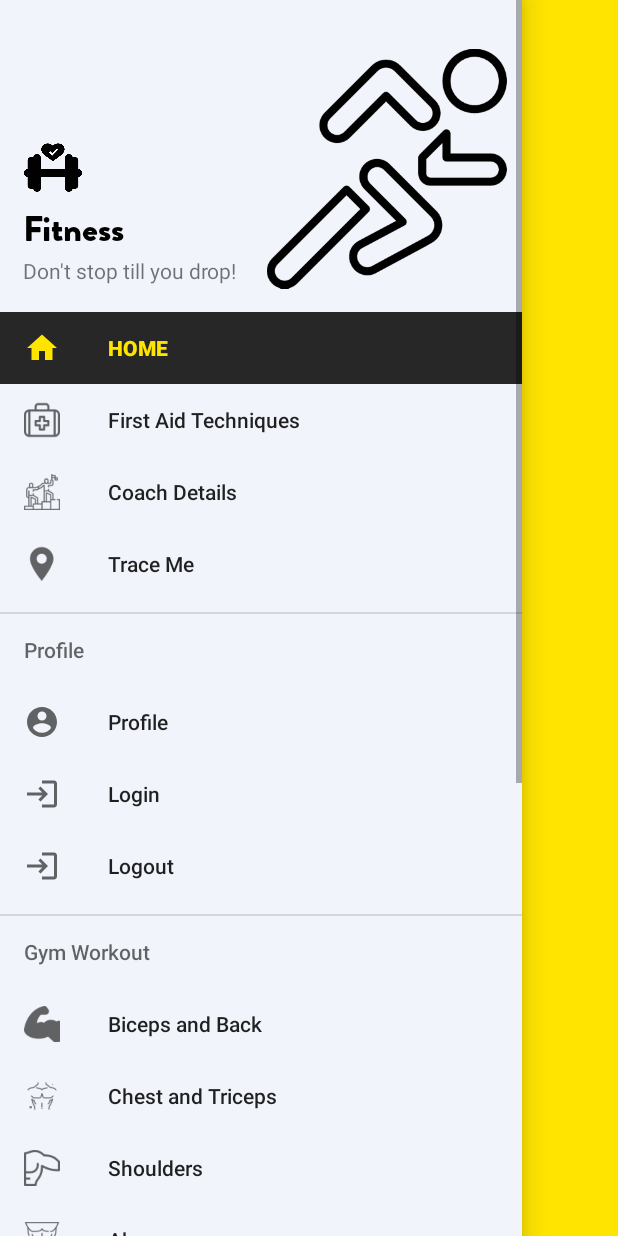
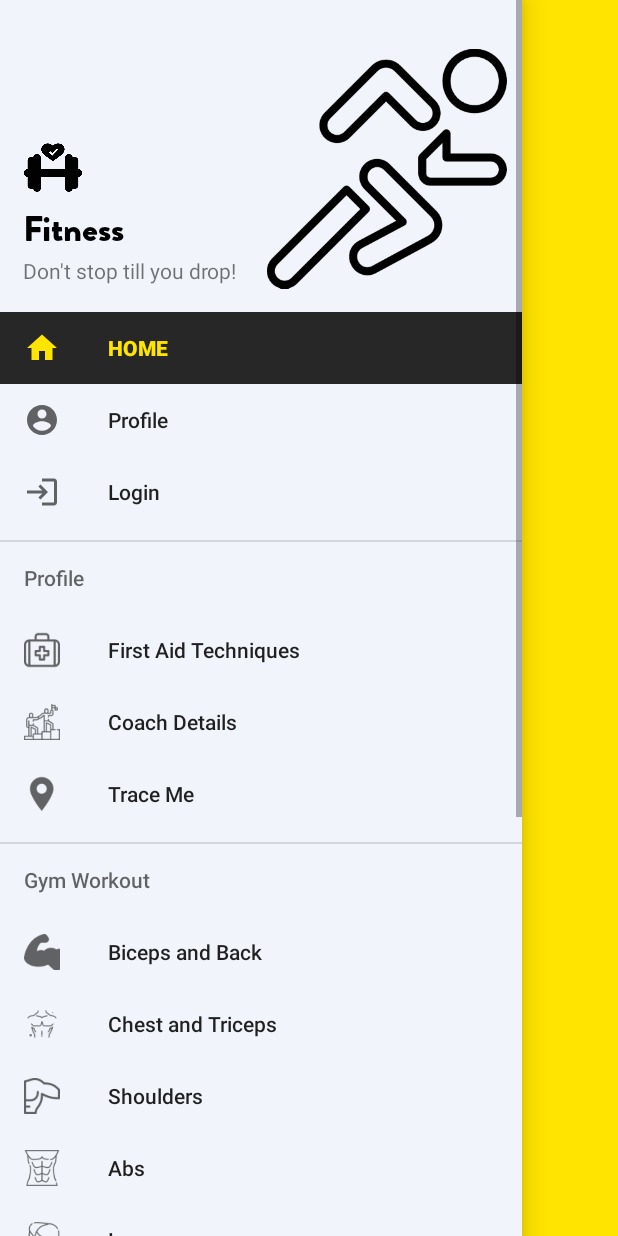
Before and after one commit to goyalankit021/TrackingApp, an Android app: the screen it shows after launch (MainActivity), with the side drawer open, on a phone screen of 412 x 824 dp. Run offline under Robolectric (Android 15) with nearby library versions, the phone set to English and light mode, and no system bars; our stand-ins replace Firebase (no records; nobody signed in at launch, a user with empty details on screens opened directly).

Commit message:
login/logout one show

```diff
--- a/app/src/main/java/com/example/happycustomer1/MainActivity.java
+++ b/app/src/main/java/com/example/happycustomer1/MainActivity.java
@@ -14,6 +14,7 @@ import android.content.Intent;
 import android.content.pm.PackageManager;
 import android.os.Bundle;
 import android.view.LayoutInflater;
+import android.view.Menu;
 import android.view.MenuItem;
 import android.view.View;
 import android.view.WindowManager;
@@ -33,6 +34,8 @@ import com.example.happycustomer1.ConstantFragments.HomeChestAndTricepsFragment;
 import com.example.happycustomer1.ConstantFragments.HomeLegsFragment;
 import com.example.happycustomer1.ConstantFragments.HomeShouldersFragment;
 import com.google.android.material.navigation.NavigationView;
+import com.google.firebase.auth.FirebaseAuth;
+import com.google.firebase.auth.FirebaseUser;
 
 public class MainActivity extends AppCompatActivity {
 
@@ -57,6 +60,24 @@ public class MainActivity extends AppCompatActivity {
         //Drawer hooks
         drawerLayout=findViewById(R.id.drawerLayout);
         navigationView=findViewById(R.id.navmenu);
+        Menu menu = navigationView.getMenu();
+        MenuItem Login = menu.getItem(2);
+        MenuItem Logout = menu.getItem(3);
+
+        FirebaseAuth.getInstance().addAuthStateListener(new FirebaseAuth.AuthStateListener() {
+            @Override
+            public void onAuthStateChanged(@NonNull FirebaseAuth firebaseAuth) {
+                FirebaseUser user = firebaseAuth.getCurrentUser();
+                if(user != null){
+                    Logout.setVisible(true);
+                    Login.setVisible(false);
+                }else{
+                    Login.setVisible(true);
+                    Logout.setVisible(false);
+                }
+            }
+        });
+
         toolbar=(androidx.appcompat.widget.Toolbar)findViewById(R.id.toolbar);
         setSupportActionBar(toolbar);
         getSupportActionBar().setDisplayShowTitleEnabled(false);
@@ -99,7 +120,6 @@ public class MainActivity extends AppCompatActivity {
                     case R.id.Profile:
                         temp=new ProfileFragment();
                         break;
-
 
                     case R.id.Biceps_and_Back:
                         temp=new GymBicepsAndBackFragment();
--- a/app/src/main/res/menu/main_menu.xml
+++ b/app/src/main/res/menu/main_menu.xml
@@ -6,34 +6,36 @@
             android:icon="@drawable/ic_baseline_home_24"
             android:title="@string/home_name" />
         <item
-            android:id="@+id/First_Aid_Techniques"
-            android:icon="@drawable/firstaid1"
-            android:title="First Aid Techniques" />
+            android:id="@+id/Profile"
+            android:icon="@drawable/ic_baseline_account_circle_24"
+            android:title="Profile" />
         <item
-            android:id="@+id/Coach_Details"
-            android:icon="@drawable/coach1"
-            android:title="Coach Details" />
+            android:id="@+id/Login"
+            android:icon="@drawable/ic_baseline_login_24"
+            android:title="Login" />
         <item
-            android:id="@+id/Trace_Me"
-            android:icon="@drawable/gps"
-            android:title="Trace Me" />
+            android:id="@+id/Logout"
+            android:icon="@drawable/ic_baseline_login_24"
+            android:title="Logout" />
+
     </group>
 
     <item android:title="Profile">
         <menu>
             <group android:checkableBehavior="single">
                 <item
-                    android:id="@+id/Profile"
-                    android:icon="@drawable/ic_baseline_account_circle_24"
-                    android:title="Profile" />
+                    android:id="@+id/First_Aid_Techniques"
+                    android:icon="@drawable/firstaid1"
+                    android:title="First Aid Techniques" />
                 <item
-                    android:id="@+id/Login"
-                    android:icon="@drawable/ic_baseline_login_24"
-                    android:title="Login" />
+                    android:id="@+id/Coach_Details"
+                    android:icon="@drawable/coach1"
+                    android:title="Coach Details" />
                 <item
-                    android:id="@+id/Logout"
-                    android:icon="@drawable/ic_baseline_login_24"
-                    android:title="Logout" />
+                    android:id="@+id/Trace_Me"
+                    android:icon="@drawable/gps"
+                    android:title="Trace Me" />
+
             </group>
         </menu>
     </item>
```
